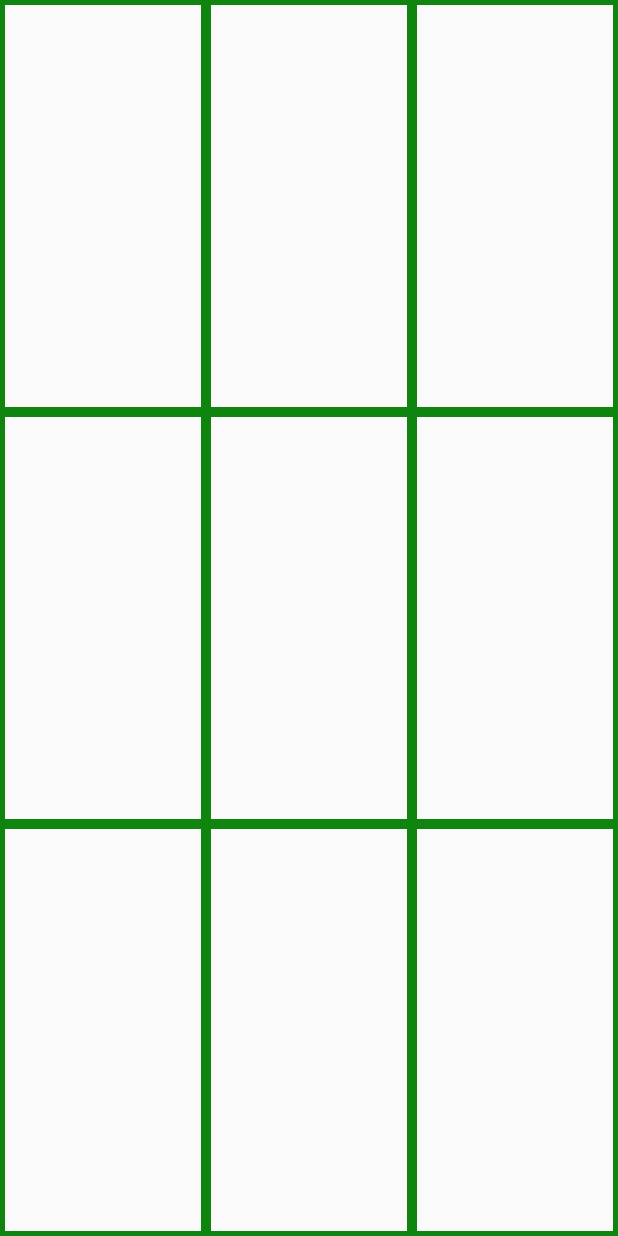
After one commit to bartekhejke/PizzaChecker, an Android app: the fragment TicTacToeFragment placed in its activity, on a phone screen of 412 x 824 dp. The commit adds this screen. Run offline under Robolectric (Android 15) with nearby library versions, the phone set to English and light mode, and no system bars.

Commit message:
Update. Added: Fragments, Drawer, TicTacToe layout

```diff
--- a/app/build.gradle
+++ b/app/build.gradle
@@ -26,5 +26,6 @@ dependencies {
     })
     compile 'com.android.support:appcompat-v7:25.3.1'
     compile 'com.android.support.constraint:constraint-layout:1.0.2'
+    compile 'com.android.support:support-v4:25.3.1'
     testCompile 'junit:junit:4.12'
 }
--- a/app/src/main/java/bartekhejke/com/pizzachecker/MainActivity.java
+++ b/app/src/main/java/bartekhejke/com/pizzachecker/MainActivity.java
@@ -1,13 +1,21 @@
 package bartekhejke.com.pizzachecker;
 
+import android.app.Fragment;
+import android.app.FragmentTransaction;
 import android.content.Intent;
 import android.os.Handler;
+import android.support.v4.widget.DrawerLayout;
 import android.support.v7.app.AppCompatActivity;
 import android.os.Bundle;
 import android.view.View;
+import android.widget.AdapterView;
+import android.widget.ArrayAdapter;
 import android.widget.Button;
 import android.widget.EditText;
+import android.widget.ListView;
 import android.widget.TextView;
+
+import bartekhejke.com.pizzachecker.TicTacToeFragment.TicTacToeFragment;
 
 public class MainActivity extends AppCompatActivity {
 
@@ -15,6 +23,9 @@ public class MainActivity extends AppCompatActivity {
     TextView tvWynikCena;
     EditText etPrice, etSize;
     private String resultcm;
+    private String[] menuTitles;
+    private ListView menuList;
+    private DrawerLayout drawerLayout;
 
 
 
@@ -27,9 +38,16 @@ public class MainActivity extends AppCompatActivity {
         tvWynikCena = (TextView) findViewById(R.id.tvWynikCena);
         etPrice = (EditText) findViewById(R.id.etPrice);
         etSize = (EditText) findViewById(R.id.etSize);
+        btnCheck = (Button) findViewById(R.id.btnCheck);
+        menuList = (ListView) findViewById(R.id.menu);
+        drawerLayout = (DrawerLayout) findViewById(R.id.drawer_layout);
 
-        btnCheck = (Button) findViewById(R.id.btnCheck);
-        btnCheck.setOnClickListener(new View.OnClickListener() {
+        menuTitles = getResources().getStringArray(R.array.menuTitles);
+
+        menuList.setAdapter(new ArrayAdapter<String>(this,android.R.layout.simple_list_item_activated_1, menuTitles));
+        menuList.setOnItemClickListener(new DrawerItemClickListener());
+
+       /* btnCheck.setOnClickListener(new View.OnClickListener() {
             @Override
             public void onClick(View v) {
                 Results pricecm = new Results(
@@ -42,15 +60,40 @@ public class MainActivity extends AppCompatActivity {
         if( savedInstanceState != null){
             resultcm = savedInstanceState.getString("pricecm");
             tvWynikCena.setText(resultcm);
+        }*/
+
+    }
+
+    private class DrawerItemClickListener implements ListView.OnItemClickListener{
+        @Override
+        public void onItemClick(AdapterView<?> parent, View view, int position, long id) {
+            selectItem(position);
         }
+    }
 
+    private void selectItem(int position) {
+        Fragment fragment;
+        switch (position){
+            case 1:
+                fragment = new TicTacToeFragment();
+                break;
+            default:
+                fragment = new TopFragment();
+        }
+        FragmentTransaction ft = getFragmentManager().beginTransaction();
+        ft.replace(R.id.container,fragment);
+        ft.addToBackStack(null);
+        ft.setTransition(FragmentTransaction.TRANSIT_FRAGMENT_FADE);
+        ft.commit();
+
+        drawerLayout.closeDrawer(menuList);
     }
 
     @Override
     protected void onSaveInstanceState(Bundle outState) {
         super.onSaveInstanceState(outState);
 
-        outState.putString("pricecm",resultcm);
+        //outState.putString("pricecm",resultcm);
     }
 
 }
--- /dev/null
+++ b/app/src/main/java/bartekhejke/com/pizzachecker/TicTacToeFragment/TicTacToeFragment.java
@@ -0,0 +1,28 @@
+package bartekhejke.com.pizzachecker.TicTacToeFragment;
+
+
+import android.app.Fragment;
+import android.os.Bundle;
+import android.view.LayoutInflater;
+import android.view.View;
+import android.view.ViewGroup;
+
+import bartekhejke.com.pizzachecker.R;
+
+
+public class TicTacToeFragment extends Fragment {
+
+
+    public TicTacToeFragment() {
+        // Required empty public constructor
+    }
+
+
+    @Override
+    public View onCreateView(LayoutInflater inflater, ViewGroup container,
+                             Bundle savedInstanceState) {
+        // Inflate the layout for this fragment
+        return inflater.inflate(R.layout.fragment_tic_tac_toe, container, false);
+    }
+
+}
--- /dev/null
+++ b/app/src/main/res/drawable/textview_border.xml
@@ -0,0 +1,11 @@
+<?xml version="1.0" encoding="utf-8"?>
+<layer-list xmlns:android="http://schemas.android.com/apk/res/android">
+    <item>
+        <shape android:shape="rectangle">
+            <stroke
+                android:color="@color/colorBorder"
+                android:width="3dp"/>
+        </shape>
+    </item>
+
+</layer-list>
--- a/app/src/main/res/layout/activity_main.xml
+++ b/app/src/main/res/layout/activity_main.xml
@@ -1,69 +1,27 @@
 <?xml version="1.0" encoding="utf-8"?>
-<android.support.constraint.ConstraintLayout xmlns:android="http://schemas.android.com/apk/res/android"
-    xmlns:app="http://schemas.android.com/apk/res-auto"
+<android.support.v4.widget.DrawerLayout
+    xmlns:android="http://schemas.android.com/apk/res/android"
     xmlns:tools="http://schemas.android.com/tools"
     android:layout_width="match_parent"
     android:layout_height="match_parent"
-    tools:context="bartekhejke.com.pizzachecker.MainActivity">
+    tools:context="bartekhejke.com.pizzachecker.MainActivity"
+    android:id="@+id/drawer_layout">
+
+    <FrameLayout
+        android:layout_width="match_parent"
+        android:layout_height="match_parent"
+        android:id="@+id/container"/>
 
 
-    <Button
-        android:id="@+id/btnCheck"
-        android:layout_width="111dp"
-        android:layout_height="79dp"
-        android:text="@string/checkButton"
-        app:layout_constraintBottom_toBottomOf="parent"
-        android:layout_marginBottom="8dp"
-        android:layout_marginRight="8dp"
-        app:layout_constraintRight_toRightOf="parent"
-        android:layout_marginLeft="8dp"
-        app:layout_constraintLeft_toLeftOf="parent"
-        tools:layout_editor_absoluteY="424dp" />
+    <ListView
+        android:id="@+id/menu"
+        android:layout_width="200dp"
+        android:layout_height="match_parent"
+        android:layout_gravity="start"
+        android:choiceMode="singleChoice"
+        android:divider="@android:color/transparent"
+        android:dividerHeight="0dp"
+        android:background="#ffffff"
+        />
 
-    <EditText
-        android:id="@+id/etSize"
-        android:layout_width="wrap_content"
-        android:layout_height="wrap_content"
-        android:ems="10"
-        android:inputType="textPersonName"
-        android:hint="@string/etSize"
-        android:layout_marginRight="8dp"
-        app:layout_constraintRight_toRightOf="parent"
-        android:layout_marginLeft="8dp"
-        app:layout_constraintLeft_toLeftOf="parent"
-        app:layout_constraintHorizontal_bias="0.503"
-        app:layout_constraintTop_toTopOf="parent"
-        android:layout_marginTop="8dp" />
-
-    <EditText
-        android:id="@+id/etPrice"
-        android:layout_width="wrap_content"
-        android:layout_height="wrap_content"
-        android:ems="10"
-        android:inputType="textPersonName"
-        android:hint="@string/etPrice"
-        android:layout_marginRight="8dp"
-        app:layout_constraintRight_toRightOf="parent"
-        android:layout_marginLeft="8dp"
-        app:layout_constraintLeft_toLeftOf="parent"
-        app:layout_constraintHorizontal_bias="0.503"
-        android:layout_marginTop="8dp"
-        app:layout_constraintTop_toBottomOf="@+id/etSize" />
-
-    <TextView
-        android:id="@+id/tvWynikCena"
-        android:layout_width="135dp"
-        android:layout_height="48dp"
-        android:text="@string/tvWynikCena"
-        android:layout_marginBottom="212dp"
-        app:layout_constraintBottom_toTopOf="@+id/btnCheck"
-        android:layout_marginRight="8dp"
-        app:layout_constraintRight_toRightOf="parent"
-        android:layout_marginLeft="8dp"
-        app:layout_constraintLeft_toLeftOf="parent"
-        app:layout_constraintHorizontal_bias="0.502"
-        android:layout_marginTop="8dp"
-        app:layout_constraintTop_toBottomOf="@+id/etPrice"
-        app:layout_constraintVertical_bias="0.0"
-        android:gravity="center"/>
-</android.support.constraint.ConstraintLayout>
+</android.support.v4.widget.DrawerLayout>
--- /dev/null
+++ b/app/src/main/res/layout/fragment_tic_tac_toe.xml
@@ -0,0 +1,133 @@
+<FrameLayout xmlns:android="http://schemas.android.com/apk/res/android"
+    xmlns:tools="http://schemas.android.com/tools"
+    android:layout_width="match_parent"
+    android:layout_height="match_parent"
+    tools:context="bartekhejke.com.pizzachecker.TicTacToeFragment.TicTacToeFragment"
+    xmlns:app="http://schemas.android.com/apk/res-auto">
+
+    <GridLayout
+        android:layout_width="match_parent"
+        android:layout_height="match_parent"
+        android:rowCount="3"
+        android:columnCount="3">
+
+        <TextView
+            android:layout_width="wrap_content"
+            android:layout_height="wrap_content"
+            android:id="@+id/cell_00"
+            android:text=""
+            android:layout_gravity="fill"
+            android:textSize="40dp"
+            android:background="@drawable/textview_border"
+            android:layout_row="0"
+            android:layout_column="0"
+            android:layout_rowWeight="1"
+            android:layout_columnWeight="1"/>
+
+        <TextView
+            android:layout_width="wrap_content"
+            android:layout_height="wrap_content"
+            android:id="@+id/cell_01"
+            android:text=""
+            android:layout_gravity="fill"
+            android:textSize="40dp"
+            android:background="@drawable/textview_border"
+            android:layout_row="0"
+            android:layout_column="1"
+            android:layout_rowWeight="1"
+            android:layout_columnWeight="1"/>
+
+        <TextView
+            android:layout_width="wrap_content"
+            android:layout_height="wrap_content"
+            android:id="@+id/cell_02"
+            android:text=""
+            android:layout_gravity="fill"
+            android:textSize="40dp"
+            android:background="@drawable/textview_border"
+            android:layout_row="0"
+            android:layout_column="2"
+            android:layout_rowWeight="1"
+            android:layout_columnWeight="1"/>
+
+        <TextView
+            android:layout_width="wrap_content"
+            android:layout_height="wrap_content"
+            android:id="@+id/cell_10"
+            android:text=""
+            android:layout_gravity="fill"
+            android:textSize="40dp"
+            android:background="@drawable/textview_border"
+            android:layout_row="1"
+            android:layout_column="0"
+            android:layout_rowWeight="1"
+            android:layout_columnWeight="1"/>
+
+        <TextView
+            android:layout_width="wrap_content"
+            android:layout_height="wrap_content"
+            android:id="@+id/cell_11"
+            android:text=""
+            android:layout_gravity="fill"
+            android:textSize="40dp"
+            android:background="@drawable/textview_border"
+            android:layout_row="1"
+            android:layout_column="1"
+            android:layout_rowWeight="1"
+            android:layout_columnWeight="1"/>
+
+        <TextView
+            android:layout_width="wrap_content"
+            android:layout_height="wrap_content"
+            android:id="@+id/cell_12"
+            android:text=""
+            android:layout_gravity="fill"
+            android:textSize="40dp"
+            android:background="@drawable/textview_border"
+            android:layout_row="1"
+            android:layout_column="2"
+            android:layout_rowWeight="1"
+            android:layout_columnWeight="1"/>
+
+        <TextView
+            android:layout_width="wrap_content"
+            android:layout_height="wrap_content"
+            android:id="@+id/cell_20"
+            android:text=""
+            android:layout_gravity="fill"
+            android:textSize="40dp"
+            android:background="@drawable/textview_border"
+            android:layout_row="2"
+            android:layout_column="0"
+            android:layout_rowWeight="1"
+            android:layout_columnWeight="1"/>
+
+        <TextView
+            android:layout_width="wrap_content"
+            android:layout_height="wrap_content"
+            android:id="@+id/cell_21"
+            android:text=""
+            android:layout_gravity="fill"
+            android:textSize="40dp"
+            android:background="@drawable/textview_border"
+            android:layout_row="2"
+            android:layout_column="1"
+            android:layout_rowWeight="1"
+            android:layout_columnWeight="1"/>
+
+        <TextView
+            android:layout_width="wrap_content"
+            android:layout_height="wrap_content"
+            android:id="@+id/cell_22"
+            android:text=""
+            android:layout_gravity="fill"
+            android:textSize="40dp"
+            android:background="@drawable/textview_border"
+            android:layout_row="2"
+            android:layout_column="2"
+            android:layout_rowWeight="1"
+            android:layout_columnWeight="1"/>
+
+    </GridLayout>
+
+</FrameLayout>
--- a/app/src/main/res/values/colors.xml
+++ b/app/src/main/res/values/colors.xml
@@ -3,4 +3,5 @@
     <color name="colorPrimary">#3F51B5</color>
     <color name="colorPrimaryDark">#303F9F</color>
     <color name="colorAccent">#FF4081</color>
+    <color name="colorBorder">#0f840f</color>
 </resources>
--- a/app/src/main/res/values/strings.xml
+++ b/app/src/main/res/values/strings.xml
@@ -4,4 +4,10 @@
     <string name="etSize">Rozmiar pizzy [cm]</string>
     <string name="etPrice">Cena pizzy [zł]</string>
     <string name="tvWynikCena">Ilość pizzy za 1zł</string>
+
+    <string-array name="menuTitles">
+        <item>Ekran główny</item>
+        <item>TicTacToe</item>
+    </string-array>
+
 </resources>
--- a/app/src/main/res/values/styles.xml
+++ b/app/src/main/res/values/styles.xml
@@ -8,4 +8,6 @@
         <item name="colorAccent">@color/colorAccent</item>
     </style>
 
+
+
 </resources>
```
Also changed, not shown: app/src/main/java/bartekhejke/com/pizzachecker/TopFragment.java (added, +22 -0 lines), app/src/main/res/layout/fragment_top.xml (added, +46 -0 lines).
